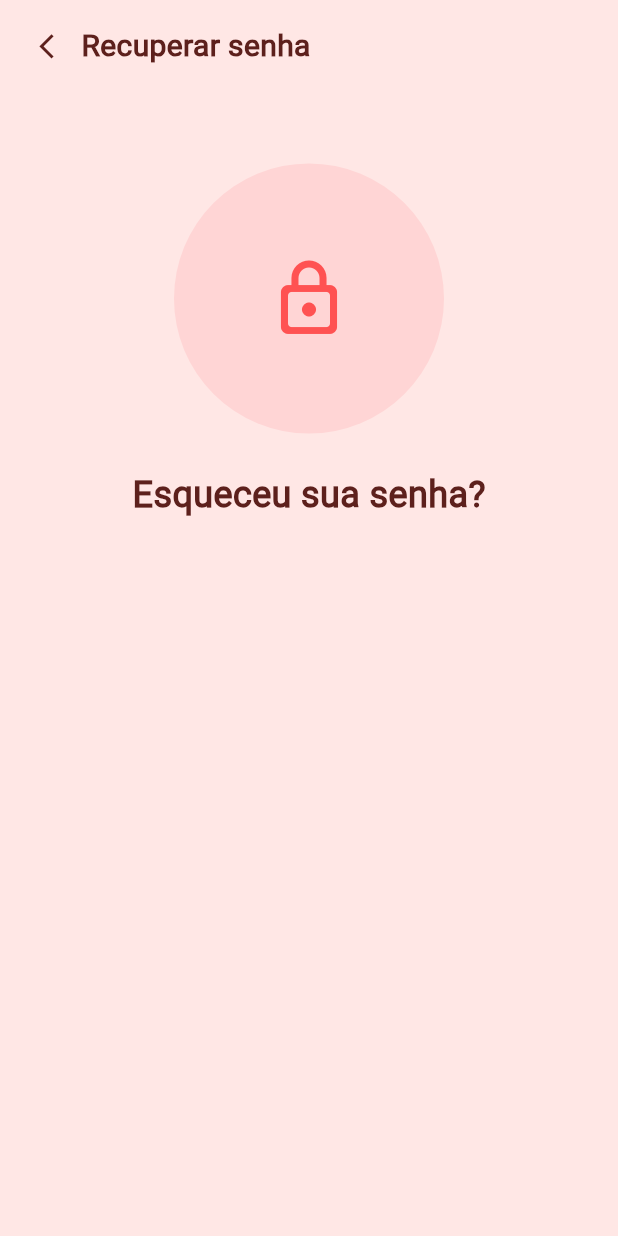
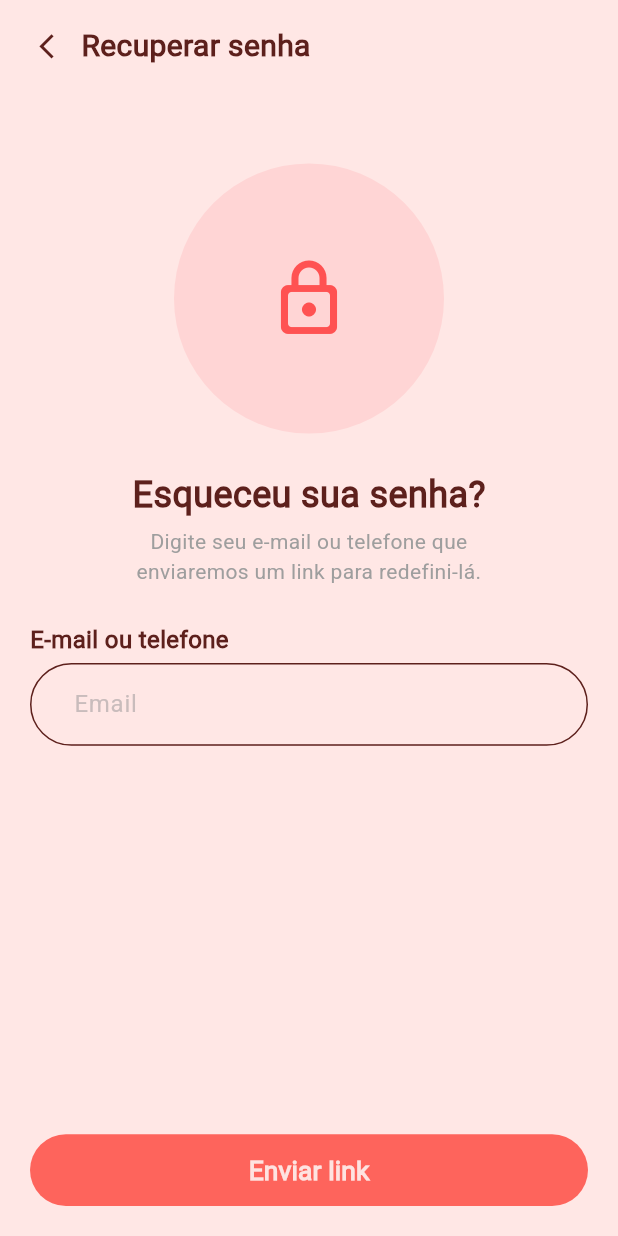
Before and after one commit to h3llsyn/Nhac-Lojas, a Flutter app: the RecuperarSenha screen opened by its route, on a phone screen of 412 x 824 dp. Run offline on Flutter 3.47's test engine with Material 3 defaults, Android fonts, the phone set to English and light mode, and no system bars; our stand-ins replace fl_chart, flutter_screenutil, flutter_svg, go_router.

Commit message:
tela de recuperação de senha finalizada

```diff
--- a/lib/pages/auth/recuperar_senha.dart
+++ b/lib/pages/auth/recuperar_senha.dart
@@ -1,5 +1,8 @@
 import 'package:flutter/material.dart';
+import 'package:go_router/go_router.dart';
 import 'package:nhac_lojas/components/back_arrow.dart';
+import 'package:nhac_lojas/components/button_nhac.dart';
+import 'package:nhac_lojas/components/nhac_input_field.dart';
 
 class RecuperarSenha extends StatelessWidget {
   const RecuperarSenha({super.key});
@@ -39,13 +42,35 @@ class RecuperarSenha extends StatelessWidget {
                   ),
                 ),
               ),
-              const SizedBox(height: 24,),
+              const SizedBox(height: 24),
               Text(
                 'Esqueceu sua senha?',
+                style: TextStyle(fontSize: 24, fontWeight: FontWeight.bold),
+              ),
+              const SizedBox(height: 4),
+              Text(
+                'Digite seu e-mail ou telefone que\nenviaremos um link para redefini-lá.',
+                textAlign: TextAlign.center,
                 style: TextStyle(
-                  fontSize: 24,
-                  fontWeight: FontWeight.bold
+                  color: Colors.grey,
+                  fontSize: 14,
+                  fontWeight: FontWeight.w500,
                 ),
+              ),
+              const SizedBox(height: 24),
+              Align(
+                alignment: Alignment.centerLeft,
+                child: Text(
+                  'E-mail ou telefone',
+                  style: TextStyle(fontSize: 16, fontWeight: FontWeight.bold),
+                ),
+              ),
+              const SizedBox(height: 4),
+              NhacInputField(hintText: 'Email'),
+              Spacer(),
+              ButtonNhac(
+                texto: 'Enviar link',
+                onTap: () => context.go('/home'),
               ),
             ],
           ),
```
